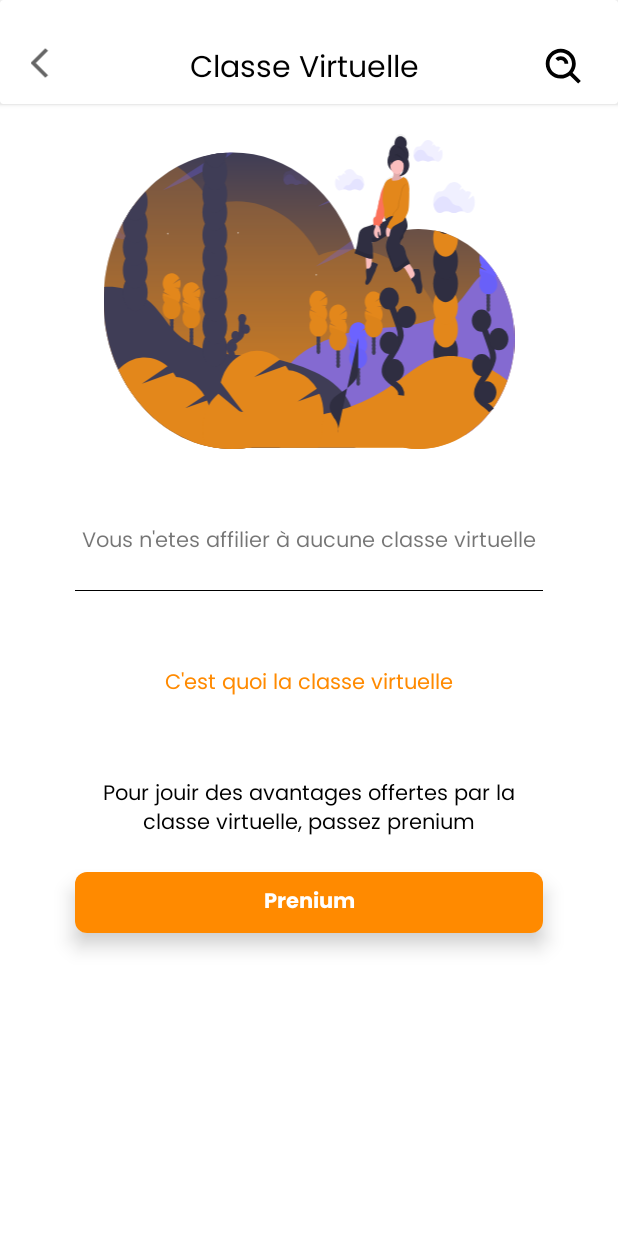
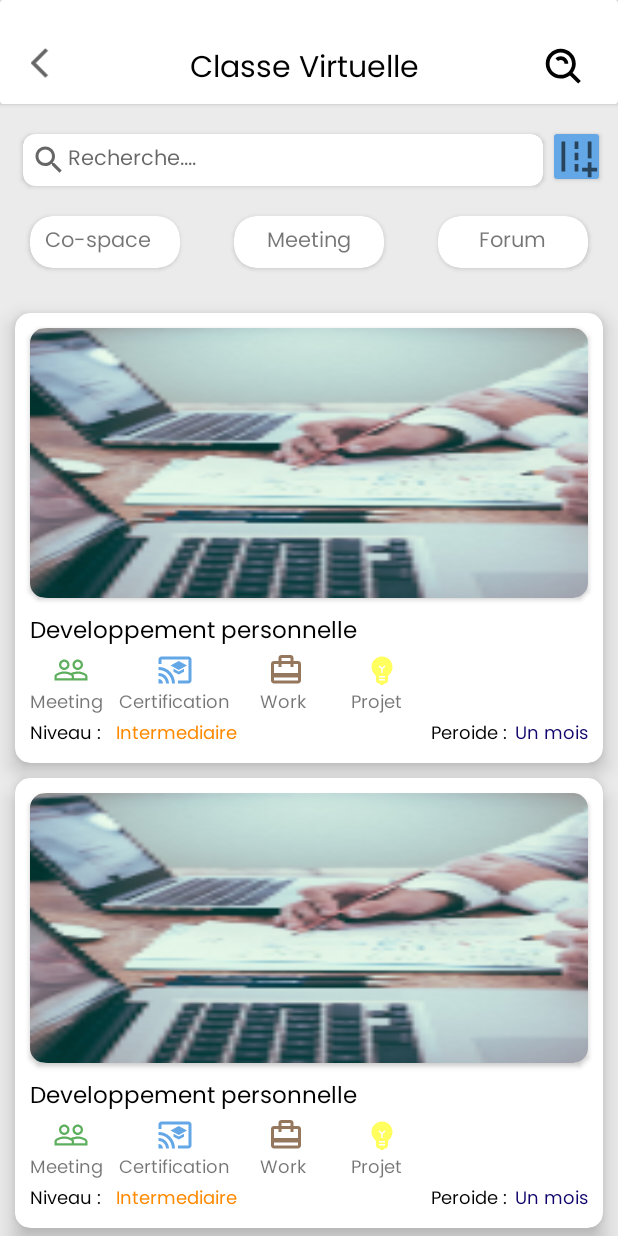
Before and after one commit to catelle/JCCL_Workshop_Odc, an Android app: the layout activity_classe_virtuelle.xml on its own in the app's theme, with its tools: preview values and no code run, on a phone screen of 412 x 824 dp. Run offline under Robolectric (Android 15) with nearby library versions, the phone set to English and light mode, and no system bars.

Commit message:
Realisation de l'interface classe virtuelle index

```diff
--- /dev/null
+++ b/app/src/main/res/drawable/ic_baseline_add_road_24.xml
@@ -0,0 +1,25 @@
+<vector xmlns:android="http://schemas.android.com/apk/res/android"
+    android:width="24dp"
+    android:height="24dp"
+    android:viewportWidth="24"
+    android:viewportHeight="24"
+    android:tint="?attr/colorControlNormal">
+  <path
+      android:fillColor="@android:color/white"
+      android:pathData="M20,18l0,-3l-2,0l0,3l-3,0l0,2l3,0l0,3l2,0l0,-3l3,0l0,-2z"/>
+  <path
+      android:fillColor="@android:color/white"
+      android:pathData="M18,4h2v9h-2z"/>
+  <path
+      android:fillColor="@android:color/white"
+      android:pathData="M4,4h2v16h-2z"/>
+  <path
+      android:fillColor="@android:color/white"
+      android:pathData="M11,4h2v4h-2z"/>
+  <path
+      android:fillColor="@android:color/white"
+      android:pathData="M11,10h2v4h-2z"/>
+  <path
+      android:fillColor="@android:color/white"
+      android:pathData="M11,16h2v4h-2z"/>
+</vector>
--- /dev/null
+++ b/app/src/main/res/drawable/ic_baseline_all_inbox_24.xml
@@ -0,0 +1,10 @@
+<vector xmlns:android="http://schemas.android.com/apk/res/android"
+    android:width="24dp"
+    android:height="24dp"
+    android:viewportWidth="24"
+    android:viewportHeight="24"
+    android:tint="?attr/colorControlNormal">
+  <path
+      android:fillColor="@android:color/white"
+      android:pathData="M19,3L5,3c-1.1,0 -2,0.9 -2,2v7c0,1.1 0.9,2 2,2h14c1.1,0 2,-0.9 2,-2L21,5c0,-1.1 -0.9,-2 -2,-2zM19,9h-4c0,1.62 -1.38,3 -3,3s-3,-1.38 -3,-3L5,9L5,5h14v4zM15,16h6v3c0,1.1 -0.9,2 -2,2L5,21c-1.1,0 -2,-0.9 -2,-2v-3h6c0,1.66 1.34,3 3,3s3,-1.34 3,-3z"/>
+</vector>
--- /dev/null
+++ b/app/src/main/res/drawable/ic_baseline_card_travel_24.xml
@@ -0,0 +1,10 @@
+<vector xmlns:android="http://schemas.android.com/apk/res/android"
+    android:width="24dp"
+    android:height="24dp"
+    android:viewportWidth="24"
+    android:viewportHeight="24"
+    android:tint="?attr/colorControlNormal">
+  <path
+      android:fillColor="@android:color/white"
+      android:pathData="M20,6h-3L17,4c0,-1.11 -0.89,-2 -2,-2L9,2c-1.11,0 -2,0.89 -2,2v2L4,6c-1.11,0 -2,0.89 -2,2v11c0,1.11 0.89,2 2,2h16c1.11,0 2,-0.89 2,-2L22,8c0,-1.11 -0.89,-2 -2,-2zM9,4h6v2L9,6L9,4zM20,19L4,19v-2h16v2zM20,14L4,14L4,8h3v2h2L9,8h6v2h2L17,8h3v6z"/>
+</vector>
--- /dev/null
+++ b/app/src/main/res/drawable/ic_baseline_cast_for_education_24.xml
@@ -0,0 +1,10 @@
+<vector xmlns:android="http://schemas.android.com/apk/res/android"
+    android:width="24dp"
+    android:height="24dp"
+    android:viewportWidth="24"
+    android:viewportHeight="24"
+    android:tint="?attr/colorControlNormal">
+  <path
+      android:fillColor="@android:color/white"
+      android:pathData="M21,3H3C1.9,3 1,3.9 1,5v3h2V5h18v14h-7v2h7c1.1,0 2,-0.9 2,-2V5C23,3.9 22.1,3 21,3zM1,18v3h3C4,19.34 2.66,18 1,18zM1,14v2c2.76,0 5,2.24 5,5h2C8,17.13 4.87,14 1,14zM1,10v2c4.97,0 9,4.03 9,9h2C12,14.92 7.07,10 1,10zM11,11.09v2L14.5,15l3.5,-1.91v-2L14.5,13L11,11.09zM14.5,6L9,9l5.5,3L20,9L14.5,6z"/>
+</vector>
--- /dev/null
+++ b/app/src/main/res/drawable/ic_baseline_emoji_objects_24.xml
@@ -0,0 +1,10 @@
+<vector xmlns:android="http://schemas.android.com/apk/res/android"
+    android:width="24dp"
+    android:height="24dp"
+    android:viewportWidth="24"
+    android:viewportHeight="24"
+    android:tint="?attr/colorControlNormal">
+  <path
+      android:fillColor="@android:color/white"
+      android:pathData="M12,3c-0.46,0 -0.93,0.04 -1.4,0.14C7.84,3.67 5.64,5.9 5.12,8.66c-0.48,2.61 0.48,5.01 2.22,6.56C7.77,15.6 8,16.13 8,16.69V19c0,1.1 0.9,2 2,2h0.28c0.35,0.6 0.98,1 1.72,1s1.38,-0.4 1.72,-1H14c1.1,0 2,-0.9 2,-2v-2.31c0,-0.55 0.22,-1.09 0.64,-1.46C18.09,13.95 19,12.08 19,10C19,6.13 15.87,3 12,3zM14,19h-4v-1h4V19zM14,17h-4v-1h4V17zM12.5,11.41V14h-1v-2.59L9.67,9.59l0.71,-0.71L12,10.5l1.62,-1.62l0.71,0.71L12.5,11.41z"/>
+</vector>
--- /dev/null
+++ b/app/src/main/res/drawable/ic_baseline_people_outline_24.xml
@@ -0,0 +1,10 @@
+<vector xmlns:android="http://schemas.android.com/apk/res/android"
+    android:width="24dp"
+    android:height="24dp"
+    android:viewportWidth="24"
+    android:viewportHeight="24"
+    android:tint="?attr/colorControlNormal">
+  <path
+      android:fillColor="@android:color/white"
+      android:pathData="M16.5,13c-1.2,0 -3.07,0.34 -4.5,1 -1.43,-0.67 -3.3,-1 -4.5,-1C5.33,13 1,14.08 1,16.25L1,19h22v-2.75c0,-2.17 -4.33,-3.25 -6.5,-3.25zM12.5,17.5h-10v-1.25c0,-0.54 2.56,-1.75 5,-1.75s5,1.21 5,1.75v1.25zM21.5,17.5L14,17.5v-1.25c0,-0.46 -0.2,-0.86 -0.52,-1.22 0.88,-0.3 1.96,-0.53 3.02,-0.53 2.44,0 5,1.21 5,1.75v1.25zM7.5,12c1.93,0 3.5,-1.57 3.5,-3.5S9.43,5 7.5,5 4,6.57 4,8.5 5.57,12 7.5,12zM7.5,6.5c1.1,0 2,0.9 2,2s-0.9,2 -2,2 -2,-0.9 -2,-2 0.9,-2 2,-2zM16.5,12c1.93,0 3.5,-1.57 3.5,-3.5S18.43,5 16.5,5 13,6.57 13,8.5s1.57,3.5 3.5,3.5zM16.5,6.5c1.1,0 2,0.9 2,2s-0.9,2 -2,2 -2,-0.9 -2,-2 0.9,-2 2,-2z"/>
+</vector>
--- a/app/src/main/res/layout/activity_classe_virtuelle.xml
+++ b/app/src/main/res/layout/activity_classe_virtuelle.xml
@@ -4,6 +4,7 @@
     xmlns:tools="http://schemas.android.com/tools"
     android:layout_width="match_parent"
     android:layout_height="match_parent"
+    android:background="@color/dark_gray"
     tools:context=".ClasseVirtuelleActivity">
 
     <androidx.cardview.widget.CardView
@@ -48,80 +49,138 @@
 
     </androidx.cardview.widget.CardView>
 
-    <ImageView
-        android:id="@+id/img_brand"
+    <androidx.cardview.widget.CardView
+        android:id="@+id/cardView4"
         android:layout_width="match_parent"
         android:layout_height="wrap_content"
+        app:cardCornerRadius="8dp"
         android:layout_marginTop="20dp"
-        app:layout_constraintTop_toBottomOf="@+id/card_toolbar_classe_virtuelle"
-        app:srcCompat="@drawable/ic_undraw_dreamer_gxxi_1" />
-    <TextView
-        android:id="@+id/text_not_available"
-        android:layout_width="match_parent"
-        android:layout_height="wrap_content"
-        android:gravity="center"
-        android:layout_marginStart="50dp"
+        android:layout_marginStart="15dp"
         android:layout_marginEnd="50dp"
-        android:layout_marginTop="50dp"
-        android:fontFamily="@font/poppins_regular"
-        app:layout_constraintTop_toBottomOf="@+id/img_brand"
-        android:text="Vous n'etes affilier à aucune classe virtuelle"/>
+        app:layout_constraintTop_toBottomOf="@+id/card_toolbar_classe_virtuelle">
 
-    <View
-        android:id="@+id/divider"
-        android:layout_width="match_parent"
-        android:layout_height="0.6dp"
-        android:layout_marginStart="50dp"
-        android:layout_marginEnd="50dp"
-        android:layout_marginTop="20dp"
-        android:background="@color/black"
-        app:layout_constraintTop_toBottomOf="@+id/text_not_available"/>
-    <TextView
-        android:id="@+id/text_info"
-        android:layout_width="match_parent"
-        android:layout_height="wrap_content"
-        android:layout_marginTop="50dp"
-        android:fontFamily="@font/poppins_regular"
-        android:gravity="center"
-        android:textColor="@color/orange"
-        app:layout_constraintTop_toBottomOf="@+id/divider"
-        android:text="C'est quoi la classe virtuelle"/>
-    <TextView
-        android:id="@+id/text_go_to_prenium"
-        android:layout_width="match_parent"
-        android:layout_height="wrap_content"
-        android:layout_marginTop="50dp"
-        android:layout_marginStart="50dp"
-        android:layout_marginEnd="50dp"
-        android:gravity="center"
-        android:fontFamily="@font/poppins_regular"
-        android:textColor="@color/black"
-        app:layout_constraintTop_toBottomOf="@+id/text_info"
-        android:text="Pour jouir des avantages offertes par la classe virtuelle, passez prenium"/>
+        <RelativeLayout
+            android:layout_width="match_parent"
+            android:layout_height="match_parent">
+
+            <EditText
+                style="@style/appbar_title"
+                android:layout_width="wrap_content"
+                android:layout_height="wrap_content"
+                android:layout_alignParentStart="true"
+                android:layout_marginStart="30dp"
+                android:layout_marginEnd="5dp"
+                android:layout_toEndOf="@+id/search_icon"
+                android:background="@color/white"
+                android:fontFamily="@font/poppins_regular"
+                android:hint="Recherche...."
+                android:maxLines="1"
+                android:paddingTop="5dp"
+                android:paddingBottom="5dp"
+                android:textSize="14sp" />
+
+            <ImageView
+                android:id="@+id/search_icon"
+                android:layout_width="wrap_content"
+                android:layout_height="wrap_content"
+                android:layout_alignParentTop="true"
+                android:layout_alignParentStart="true"
+                android:layout_marginTop="5dp"
+                android:layout_marginStart="5dp"
+                android:src="@drawable/ic_baseline_search_24" />
+
+        </RelativeLayout>
+    </androidx.cardview.widget.CardView>
 
     <androidx.cardview.widget.CardView
-        android:layout_width="match_parent"
+        android:layout_width="wrap_content"
         android:layout_height="wrap_content"
         android:layout_marginTop="20dp"
-        android:layout_marginStart="50dp"
-        android:layout_marginEnd="50dp"
-        app:cardCornerRadius="8dp"
-        app:cardElevation="8dp"
-        app:layout_constraintTop_toBottomOf="@+id/text_go_to_prenium">
+        android:layout_marginEnd="5dp"
+        app:layout_constraintTop_toBottomOf="@+id/card_toolbar_classe_virtuelle"
+        app:layout_constraintEnd_toEndOf="parent"
+        app:layout_constraintStart_toEndOf="@+id/cardView4">
+
+        <ImageView
+            android:layout_width="30dp"
+            android:layout_height="30dp"
+            android:scaleType="centerCrop"
+            android:background="#A20A75D8"
+            app:srcCompat="@drawable/ic_baseline_add_road_24" />
+    </androidx.cardview.widget.CardView>
+
+    <androidx.cardview.widget.CardView
+        android:id="@+id/categorie_co_space"
+        android:layout_width="100dp"
+        android:layout_height="wrap_content"
+        android:layout_marginTop="20dp"
+        android:layout_marginStart="20dp"
+        app:layout_constraintStart_toStartOf="parent"
+        app:cardCornerRadius="15dp"
+        app:layout_constraintTop_toBottomOf="@+id/cardView4">
 
         <TextView
-            android:layout_width="match_parent"
-            android:layout_height="match_parent"
-            android:background="@color/orange"
-            android:fontFamily="@font/poppins_bold"
-            android:textColor="@color/white"
-            android:paddingTop="8dp"
-            android:paddingBottom="8dp"
-            android:gravity="center"
-            app:layout_constraintTop_toBottomOf="@+id/text_go_to_prenium"
-            android:text="Prenium"/>
-
+            android:layout_width="wrap_content"
+            android:layout_height="wrap_content"
+            android:paddingStart="10dp"
+            android:paddingEnd="10dp"
+            android:paddingTop="5dp"
+            android:fontFamily="@font/poppins_regular"
+            android:paddingBottom="5dp"
+            android:text="Co-space" />
     </androidx.cardview.widget.CardView>
 
+    <androidx.cardview.widget.CardView
+        android:id="@+id/categorie_meeting"
+        android:layout_width="100dp"
+        android:layout_height="wrap_content"
+        android:layout_marginTop="20dp"
+        app:cardCornerRadius="15dp"
+        app:layout_constraintEnd_toStartOf="@+id/cardView6"
+        app:layout_constraintStart_toEndOf="@+id/categorie_co_space"
+        app:layout_constraintTop_toBottomOf="@+id/cardView4">
+
+        <TextView
+            android:layout_width="wrap_content"
+            android:layout_height="wrap_content"
+            android:fontFamily="@font/poppins_regular"
+            android:paddingStart="10dp"
+            android:paddingTop="5dp"
+            android:layout_gravity="center"
+            android:paddingEnd="10dp"
+            android:paddingBottom="5dp"
+            android:text="Meeting" />
+    </androidx.cardview.widget.CardView>
+
+    <androidx.cardview.widget.CardView
+        android:id="@+id/cardView6"
+        android:layout_width="100dp"
+        android:layout_height="wrap_content"
+        android:layout_marginTop="20dp"
+        android:layout_marginEnd="20dp"
+        app:cardCornerRadius="15dp"
+        app:layout_constraintEnd_toEndOf="parent"
+        app:layout_constraintTop_toBottomOf="@+id/cardView4">
+
+        <TextView
+            android:layout_width="wrap_content"
+            android:layout_height="wrap_content"
+            android:fontFamily="@font/poppins_regular"
+            android:paddingStart="10dp"
+            android:paddingTop="5dp"
+            android:paddingEnd="10dp"
+            android:layout_gravity="center"
+            android:paddingBottom="5dp"
+            android:text="Forum" />
+    </androidx.cardview.widget.CardView>
+
+    <androidx.recyclerview.widget.RecyclerView
+        android:layout_width="wrap_content"
+        android:layout_height="wrap_content"
+        android:layout_marginTop="20dp"
+        tools:listitem="@layout/classe_virtuelle_item_content"
+        app:layout_constraintEnd_toEndOf="parent"
+        app:layout_constraintStart_toStartOf="parent"
+        app:layout_constraintTop_toBottomOf="@+id/categorie_meeting" />
 
 </androidx.constraintlayout.widget.ConstraintLayout>
--- /dev/null
+++ b/app/src/main/res/layout/classe_virtuelle_item_content.xml
@@ -0,0 +1,171 @@
+<?xml version="1.0" encoding="utf-8"?>
+<androidx.cardview.widget.CardView xmlns:android="http://schemas.android.com/apk/res/android"
+    xmlns:tools="http://schemas.android.com/tools"
+    android:layout_width="match_parent"
+    android:layout_height="300dp"
+    android:layout_marginStart="10dp"
+    android:layout_marginEnd="10dp"
+    android:layout_marginTop="10dp"
+    app:cardCornerRadius="10dp"
+    app:cardElevation="8dp"
+    android:background="@color/dark_gray"
+    xmlns:app="http://schemas.android.com/apk/res-auto">
+
+
+
+        <RelativeLayout
+            android:layout_width="match_parent"
+            android:layout_height="wrap_content">
+
+            <androidx.cardview.widget.CardView
+                android:id="@+id/img_cours"
+                android:layout_margin="10dp"
+                android:layout_width="match_parent"
+                app:cardCornerRadius="10dp"
+                android:layout_height="180dp">
+                <ImageView
+                    android:layout_width="match_parent"
+                    android:layout_height="match_parent"
+                    android:scaleX="2.3"
+                    android:src="@mipmap/ic_office_work" />
+            </androidx.cardview.widget.CardView>
+
+
+            <TextView
+                android:id="@+id/text_cours"
+                android:layout_width="wrap_content"
+                android:layout_height="wrap_content"
+                android:layout_below="@+id/img_cours"
+                android:fontFamily="@font/poppins_regular"
+                android:text="Developpement personnelle"
+                android:layout_marginStart="10dp"
+                android:textSize="15sp"
+                android:textColor="@color/black" />
+
+            <ImageView
+                android:id="@+id/icon_meeting"
+                android:layout_width="wrap_content"
+                android:layout_height="wrap_content"
+                android:layout_below="@+id/text_cours"
+                android:layout_marginStart="25dp"
+                app:tint="#A2008000"
+                app:srcCompat="@drawable/ic_baseline_people_outline_24" />
+
+            <TextView
+                android:id="@+id/text_meeting"
+                android:layout_width="wrap_content"
+                android:layout_height="wrap_content"
+                android:layout_below="@id/icon_meeting"
+                android:layout_marginStart="10dp"
+                android:fontFamily="@font/poppins_regular"
+                android:textSize="12sp"
+                android:text="Meeting"/>
+
+            <ImageView
+                android:id="@+id/icon_certification"
+                android:layout_width="wrap_content"
+                android:layout_height="wrap_content"
+                android:layout_below="@+id/text_cours"
+                android:layout_marginStart="45dp"
+                android:layout_toEndOf="@+id/icon_meeting"
+                app:srcCompat="@drawable/ic_baseline_cast_for_education_24"
+                app:tint="#A20A75D8" />
+            <TextView
+                android:id="@+id/text_certification"
+                android:layout_width="wrap_content"
+                android:layout_height="wrap_content"
+                android:layout_below="@id/icon_meeting"
+                android:layout_toEndOf="@+id/icon_meeting"
+                android:layout_marginStart="20dp"
+                android:fontFamily="@font/poppins_regular"
+                android:textSize="12sp"
+                android:text="Certification"/>
+
+            <ImageView
+                android:id="@+id/icon_work"
+                android:layout_width="wrap_content"
+                android:layout_height="wrap_content"
+                android:layout_below="@+id/text_cours"
+                android:layout_marginStart="50dp"
+                app:tint="#A2582900"
+                android:layout_toEndOf="@+id/icon_certification"
+                app:srcCompat="@drawable/ic_baseline_card_travel_24" />
+
+            <TextView
+                android:id="@+id/text_work"
+                android:layout_width="wrap_content"
+                android:layout_height="wrap_content"
+                android:layout_below="@+id/icon_work"
+                android:layout_toEndOf="@+id/text_certification"
+                android:layout_marginStart="20dp"
+                android:fontFamily="@font/poppins_regular"
+                android:textSize="12sp"
+                android:text="Work"/>
+
+            <ImageView
+                android:id="@id/icon_projet"
+                android:layout_width="wrap_content"
+                android:layout_height="wrap_content"
+                android:layout_below="@+id/text_cours"
+                android:layout_marginStart="40dp"
+                app:tint="#A2FFFF00"
+                android:layout_toEndOf="@+id/icon_work"
+                app:srcCompat="@drawable/ic_baseline_emoji_objects_24" />
+            <TextView
+                android:id="@+id/text_projet"
+                android:layout_width="wrap_content"
+                android:layout_height="wrap_content"
+                android:layout_below="@+id/icon_projet"
+                android:layout_toEndOf="@+id/text_work"
+                android:layout_marginStart="30dp"
+                android:fontFamily="@font/poppins_regular"
+                android:textSize="12sp"
+                android:text="Projet"/>
+            <TextView
+                android:id="@+id/text_niveau"
+                android:layout_width="wrap_content"
+                android:layout_height="wrap_content"
+                android:layout_marginStart="10dp"
+                android:fontFamily="@font/poppins_regular"
+                android:layout_below="@+id/text_meeting"
+                android:textSize="12sp"
+                android:textColor="@color/black"
+                android:text="Niveau :"/>
+            <TextView
+                android:id="@+id/niveau"
+                android:layout_width="wrap_content"
+                android:layout_height="wrap_content"
+                android:layout_toEndOf="@+id/text_niveau"
+                android:layout_marginStart="10dp"
+                android:fontFamily="@font/poppins_regular"
+                android:layout_below="@+id/text_meeting"
+                android:textColor="@color/orange"
+                android:textSize="12sp"
+                android:text="Intermediaire"/>
+
+            <TextView
+                android:id="@+id/text_peroide"
+                android:layout_width="wrap_content"
+                android:layout_height="wrap_content"
+                android:layout_toStartOf="@+id/peroide"
+                android:layout_marginEnd="5dp"
+                android:fontFamily="@font/poppins_regular"
+                android:layout_below="@+id/text_meeting"
+                android:textSize="12sp"
+                android:textColor="@color/black"
+                android:text="Peroide :"/>
+            <TextView
+                android:id="@+id/peroide"
+                android:layout_width="wrap_content"
+                android:layout_height="wrap_content"
+                android:layout_marginEnd="10dp"
+                android:layout_alignParentEnd="true"
+                android:fontFamily="@font/poppins_regular"
+                android:layout_below="@+id/text_meeting"
+                android:textColor="#0F056B"
+                android:textSize="12sp"
+                android:text="Un mois"/>
+
+        </RelativeLayout>
+
+</androidx.cardview.widget.CardView>
--- /dev/null
+++ b/app/src/main/res/layout/classe_vituelle_blank.xml
@@ -0,0 +1,84 @@
+<?xml version="1.0" encoding="utf-8"?>
+<androidx.constraintlayout.widget.ConstraintLayout xmlns:android="http://schemas.android.com/apk/res/android"
+    android:layout_width="match_parent"
+    android:layout_height="match_parent"
+    xmlns:app="http://schemas.android.com/apk/res-auto">
+
+
+    <ImageView
+        android:id="@+id/img_brand"
+        android:layout_width="match_parent"
+        android:layout_height="wrap_content"
+        app:layout_constraintStart_toStartOf="parent"
+        app:layout_constraintTop_toOf="parent"
+        app:layout_constraintTop_toTopOf="parent"
+        app:srcCompat="@drawable/ic_undraw_dreamer_gxxi_1" />
+    <TextView
+        android:id="@+id/text_not_available"
+        android:layout_width="match_parent"
+        android:layout_height="wrap_content"
+        android:gravity="center"
+        android:layout_marginStart="50dp"
+        android:layout_marginEnd="50dp"
+        android:layout_marginTop="50dp"
+        android:fontFamily="@font/poppins_regular"
+        app:layout_constraintTop_toBottomOf="@+id/img_brand"
+        android:text="Vous n'etes affilier à aucune classe virtuelle"/>
+
+    <View
+        android:id="@+id/divider"
+        android:layout_width="match_parent"
+        android:layout_height="0.6dp"
+        android:layout_marginStart="50dp"
+        android:layout_marginEnd="50dp"
+        android:layout_marginTop="20dp"
+        android:background="@color/black"
+        app:layout_constraintTop_toBottomOf="@+id/text_not_available"/>
+    <TextView
+        android:id="@+id/text_info"
+        android:layout_width="match_parent"
+        android:layout_height="wrap_content"
+        android:layout_marginTop="50dp"
+        android:fontFamily="@font/poppins_regular"
+        android:gravity="center"
+        android:textColor="@color/orange"
+        app:layout_constraintTop_toBottomOf="@+id/divider"
+        android:text="C'est quoi la classe virtuelle"/>
+    <TextView
+        android:id="@+id/text_go_to_prenium"
+        android:layout_width="match_parent"
+        android:layout_height="wrap_content"
+        android:layout_marginTop="50dp"
+        android:layout_marginStart="50dp"
+        android:layout_marginEnd="50dp"
+        android:gravity="center"
+        android:fontFamily="@font/poppins_regular"
+        android:textColor="@color/black"
+        app:layout_constraintTop_toBottomOf="@+id/text_info"
+        android:text="Pour jouir des avantages offertes par la classe virtuelle, passez prenium"/>
+
+    <androidx.cardview.widget.CardView
+        android:layout_width="match_parent"
+        android:layout_height="wrap_content"
+        android:layout_marginTop="20dp"
+        android:layout_marginStart="50dp"
+        android:layout_marginEnd="50dp"
+        app:cardCornerRadius="8dp"
+        app:cardElevation="8dp"
+        app:layout_constraintTop_toBottomOf="@+id/text_go_to_prenium">
+
+        <TextView
+            android:layout_width="match_parent"
+            android:layout_height="match_parent"
+            android:background="@color/orange"
+            android:fontFamily="@font/poppins_bold"
+            android:textColor="@color/white"
+            android:paddingTop="8dp"
+            android:paddingBottom="8dp"
+            android:gravity="center"
+            app:layout_constraintTop_toBottomOf="@+id/text_go_to_prenium"
+            android:text="Prenium"/>
+
+    </androidx.cardview.widget.CardView>
+
+</androidx.constraintlayout.widget.ConstraintLayout>
--- a/app/src/main/res/layout/document_item.xml
+++ b/app/src/main/res/layout/document_item.xml
@@ -38,13 +38,14 @@
 
             <TextView
                 android:id="@+id/name_poster"
-                android:layout_width="wrap_content"
+                android:layout_width="120dp"
                 android:layout_height="wrap_content"
                 android:layout_toEndOf="@+id/card_img_poster"
                 android:layout_marginStart="10dp"
                 android:layout_marginTop="10dp"
                 android:fontFamily="@font/poppins_regular"
                 android:text="Courtney Henry"
+                android:maxLines="2"
                 android:textSize="12sp" />
 
                 <TextView
```
